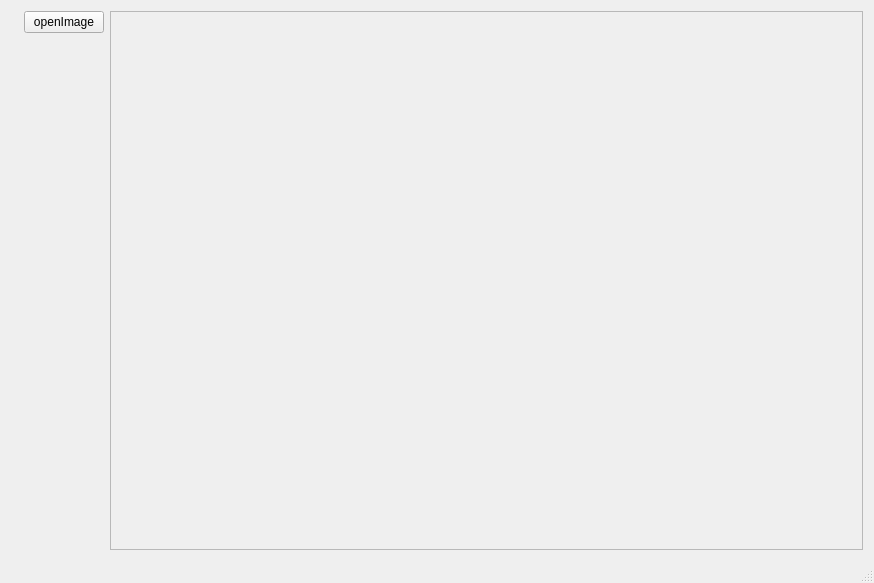
Qt form MyQtGUI/MyQtGUI.ui (PhilOkami/MyQtGUI) before a commit.
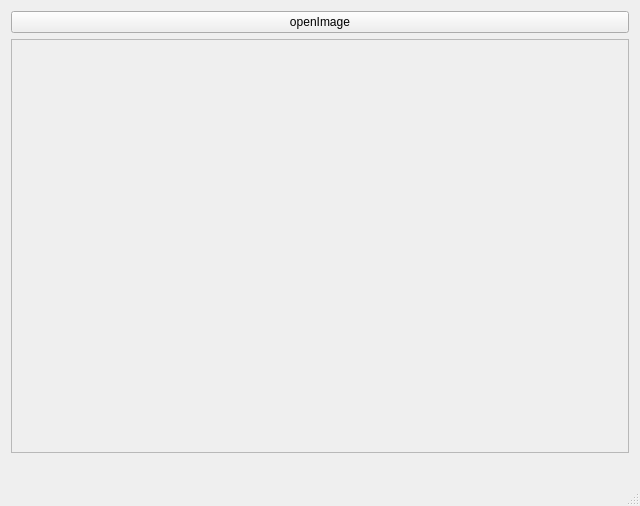
The same form after that commit.

```diff
--- a/MyQtGUI/MyQtGUI.ui
+++ b/MyQtGUI/MyQtGUI.ui
@@ -6,23 +6,23 @@
    <rect>
     <x>0</x>
     <y>0</y>
-    <width>874</width>
-    <height>583</height>
+    <width>640</width>
+    <height>506</height>
    </rect>
   </property>
   <property name="windowTitle">
    <string>MyQtGUI</string>
   </property>
   <widget class="QWidget" name="centralWidget">
-   <layout class="QGridLayout" name="gridLayout">
-    <item row="0" column="0">
-     <widget class="QLabel" name="label">
+   <layout class="QVBoxLayout" name="verticalLayout">
+    <item>
+     <widget class="QPushButton" name="openImage">
       <property name="text">
-       <string/>
+       <string>openImage</string>
       </property>
      </widget>
     </item>
-    <item row="0" column="2" rowspan="2">
+    <item>
      <widget class="QScrollArea" name="scrollArea">
       <property name="widgetResizable">
        <bool>true</bool>
@@ -32,17 +32,17 @@
         <rect>
          <x>0</x>
          <y>0</y>
-         <width>767</width>
-         <height>541</height>
+         <width>620</width>
+         <height>415</height>
         </rect>
        </property>
       </widget>
      </widget>
     </item>
-    <item row="0" column="1">
-     <widget class="QPushButton" name="openImage">
+    <item>
+     <widget class="QLabel" name="label">
       <property name="text">
-       <string>openImage</string>
+       <string/>
       </property>
      </widget>
     </item>
```
Left out of the diff: 11 changed lines with no effect on the pictures.
